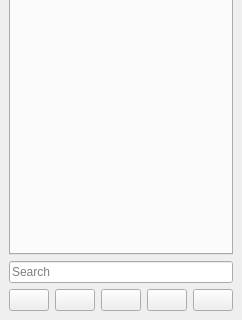
The window that playlistwindow.ui (mpc-qt/mpc-qt) describes before a commit, drawn with Qt 5; both pictures show x 0 to 242 and y 171 to 491 of the 242 by 491 pixel window.
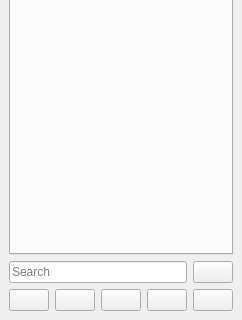
The same window after the commit. Icons and pictures are not drawn.

Commit message:
playlistwindow: expose quick queueing visible items
Button is displayed when search field is active.  Host the search field
inside a widget so that both it and the quick queue button are exposed
at the same time.

Diff of the .ui file:
```diff
--- a/playlistwindow.ui
+++ b/playlistwindow.ui
@@ -32,6 +32,21 @@
      </widget>
     </item>
     <item>
+     <widget class="QWidget" name="searchHost" native="true">
+      <layout class="QHBoxLayout" name="searchLayout" stretch="1,0">
+       <property name="leftMargin">
+        <number>0</number>
+       </property>
+       <property name="topMargin">
+        <number>0</number>
+       </property>
+       <property name="rightMargin">
+        <number>0</number>
+       </property>
+       <property name="bottomMargin">
+        <number>0</number>
+       </property>
+       <item>
      <widget class="QLineEdit" name="searchField">
       <property name="placeholderText">
        <string>Search</string>
@@ -39,6 +54,20 @@
       <property name="clearButtonEnabled">
        <bool>true</bool>
       </property>
+        </widget>
+       </item>
+       <item>
+        <widget class="QPushButton" name="quickQueue">
+         <property name="toolTip">
+          <string>Visible Items to Quick Queue</string>
+         </property>
+         <property name="icon">
+          <iconset resource="res.qrc">
+           <normaloff>:/images/controls/playlist/quickqueue.png</normaloff>:/images/controls/playlist/quickqueue.png</iconset>
+         </property>
+        </widget>
+       </item>
+      </layout>
      </widget>
     </item>
     <item>
```
Lines whose indentation alone changed are shown as unchanged. The commit also changes 2 other files.
